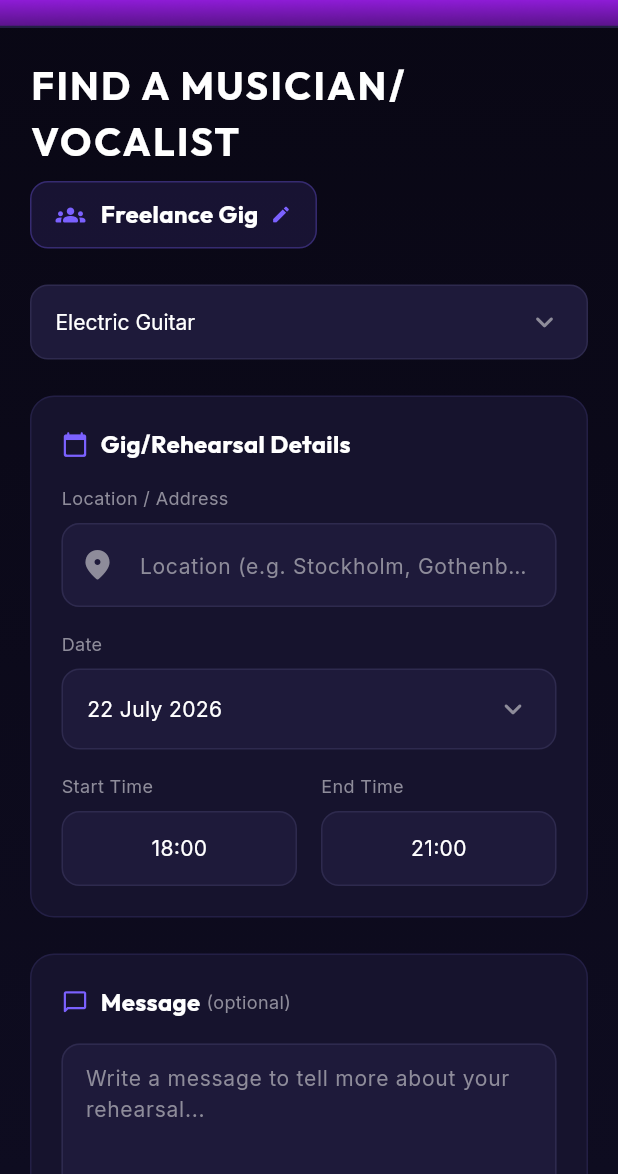
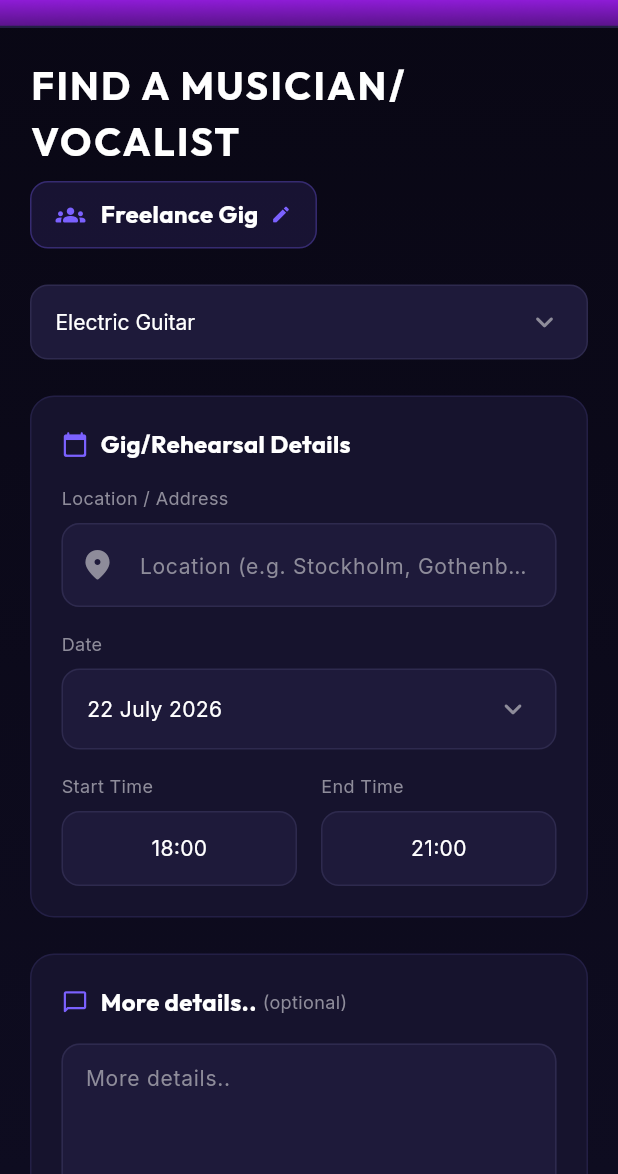
Before and after one commit to Drakblod/MusiciansFlutter, a Flutter app: the FindSubScreen screen opened by its route, on a phone screen of 412 x 824 dp, the part 62-1236 px from its top. Run offline on Flutter 3.47's test engine with Material 3 defaults, Android fonts, the phone set to English and light mode, and no system bars; our stand-ins replace audioplayers, file_picker, firebase_auth, firebase_core, firebase_database, firebase_messaging and 5 more; accounts and stored records are empty.

Commit message:
FindSub: change message text to 'More details..' and bump version to 1.76

```diff
--- a/lib/views/find_sub_screen.dart
+++ b/lib/views/find_sub_screen.dart
@@ -837,7 +837,7 @@ class _FindSubScreenState extends State<FindSubScreen> {
                       const Icon(Icons.chat_bubble_outline_rounded, color: AppTheme.primaryAccent, size: 18),
                       const SizedBox(width: 8),
                       Text(
-                        'Message',
+                        'More details..',
                         style: GoogleFonts.outfit(
                           fontSize: 16,
                           fontWeight: FontWeight.bold,
@@ -861,7 +861,7 @@ class _FindSubScreenState extends State<FindSubScreen> {
                     maxLength: 200,
                     style: GoogleFonts.inter(color: Colors.white, fontSize: 14),
                     decoration: const InputDecoration(
-                      hintText: 'Write a message to tell more about your rehearsal...',
+                      hintText: 'More details..',
                       counterStyle: TextStyle(color: AppTheme.textSecondary),
                       contentPadding: EdgeInsets.all(12),
                     ),
--- a/lib/views/home_screen.dart
+++ b/lib/views/home_screen.dart
@@ -365,7 +365,7 @@ class HomeScreen extends StatelessWidget {
               child: Padding(
                 padding: const EdgeInsets.only(bottom: 10, right: 10),
                 child: Text(
-                  '1.75',
+                  '1.76',
                   style: GoogleFonts.inter(
                     color: AppTheme.textSecondary.withOpacity(0.5),
                     fontSize: 12,
@@ -1107,7 +1107,7 @@ class _ExperimentalHomeViewContentState extends State<ExperimentalHomeViewConten
                               }
                             },
                             child: Text(
-                              '1.75',
+                              '1.76',
                               style: GoogleFonts.inter(
                                 color: AppTheme.textSecondary.withOpacity(0.5),
                                 fontSize: 12,
--- a/pubspec.yaml
+++ b/pubspec.yaml
@@ -16,7 +16,7 @@ publish_to: 'none' # Remove this line if you wish to publish to pub.dev
 # https://developer.apple.com/library/archive/documentation/General/Reference/InfoPlistKeyReference/Articles/CoreFoundationKeys.html
 # In Windows, build-name is used as the major, minor, and patch parts
 # of the product and file versions while build-number is used as the build suffix.
-version: 1.75.0+75
+version: 1.76.0+76
 
 environment:
   sdk: ^3.9.0
```
